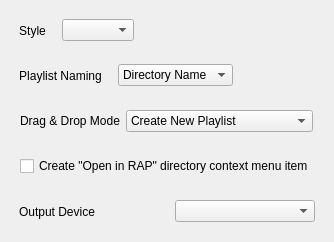
Old version of the form src/settingswindow/settingswindow.ui in the repository savannstm/revolutionary-audio-player.
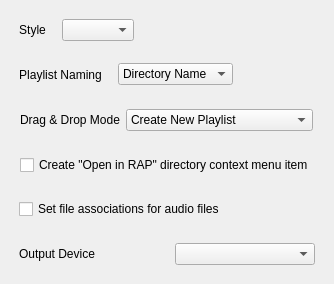
New version of the form.

Commit message: Correctly implement context menu entry and file associations for Windows

The edit to the form file:
```diff
--- a/src/settingswindow/settingswindow.ui
+++ b/src/settingswindow/settingswindow.ui
@@ -7,7 +7,7 @@
     <x>0</x>
     <y>0</y>
     <width>331</width>
-    <height>242</height>
+    <height>284</height>
    </rect>
   </property>
   <property name="windowTitle">
@@ -150,6 +150,34 @@
      </layout>
     </widget>
    </item>
+   <item>
+    <widget class="QWidget" name="setAssociationsContainer" native="true">
+     <layout class="QHBoxLayout" name="horizontalLayout_6">
+      <property name="spacing">
+       <number>16</number>
+      </property>
+      <property name="leftMargin">
+       <number>8</number>
+      </property>
+      <property name="topMargin">
+       <number>8</number>
+      </property>
+      <property name="rightMargin">
+       <number>8</number>
+      </property>
+      <property name="bottomMargin">
+       <number>8</number>
+      </property>
+      <item>
+       <widget class="QCheckBox" name="setAssociationsCheckbox">
+        <property name="text">
+         <string>Set file associations for audio files</string>
+        </property>
+       </widget>
+      </item>
+     </layout>
+    </widget>
+   </item>
    <item>
     <widget class="QWidget" name="outputDeviceContainer" native="true">
      <layout class="QHBoxLayout" name="horizontalLayout_3">
```
The commit also changes 8 other files.
